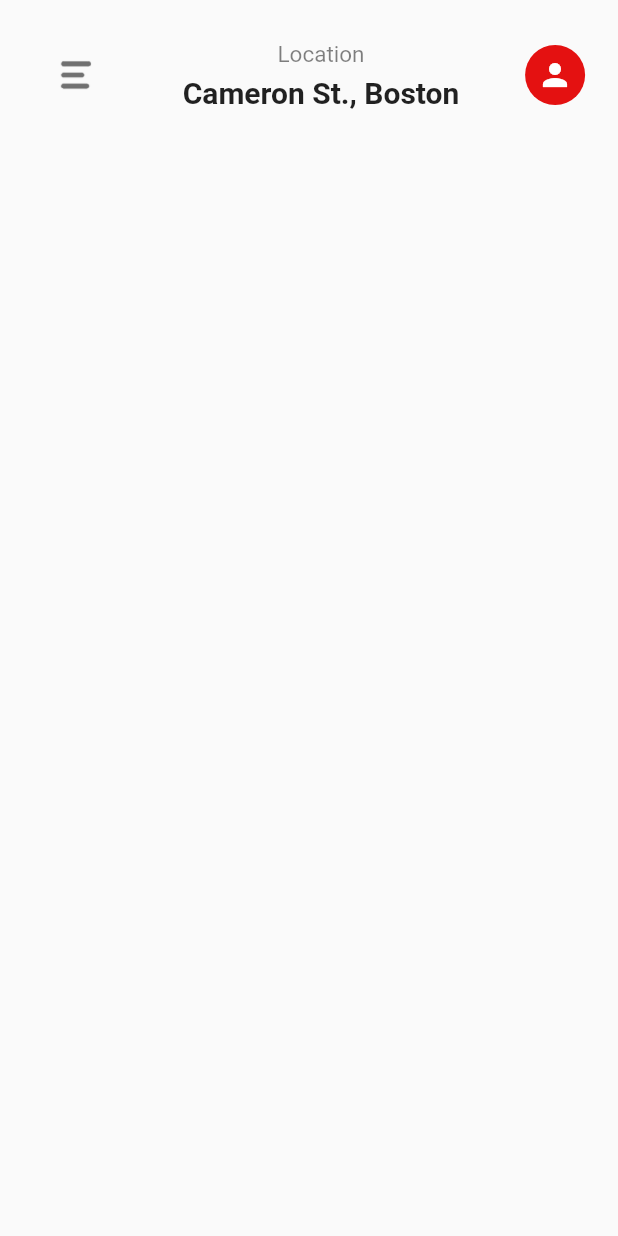
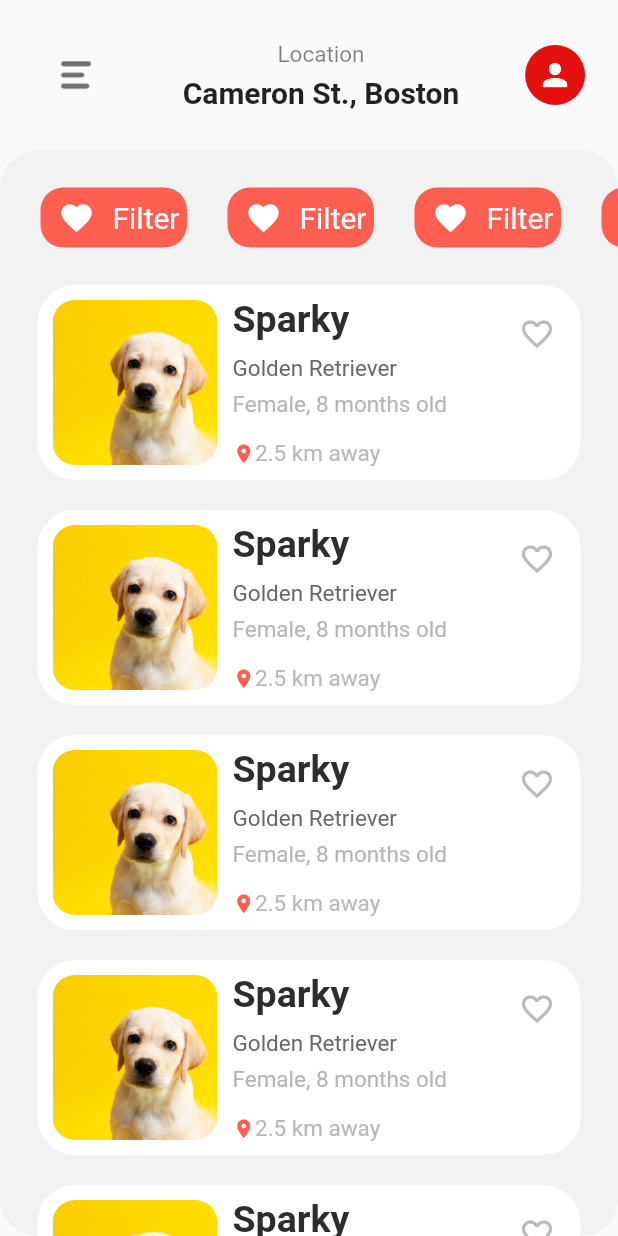
Before and after one commit to JesseFuzz/challenge_2, a Flutter app: the screen it shows after launch, on a phone screen of 412 x 824 dp. Run offline on Flutter 3.47's test engine with Material 2 defaults, Android fonts, the phone set to English and light mode, and no system bars; our stand-ins replace google_fonts.

Commit message:
quase finalizando os componentes da primeira tela

```diff
--- /dev/null
+++ b/lib/pages/home_page/components/filter_button_component.dart
@@ -0,0 +1,59 @@
+import 'package:flutter/material.dart';
+
+class FilterButtonComponent extends StatefulWidget {
+  const FilterButtonComponent({
+    super.key,
+  });
+
+  @override
+  State<FilterButtonComponent> createState() => _FilterButtonComponentState();
+}
+
+class _FilterButtonComponentState extends State<FilterButtonComponent> {
+  @override
+  Widget build(BuildContext context) {
+    final screenSize = MediaQuery.of(context).size;
+    return SizedBox(
+      height: 70,
+      width: screenSize.width,
+      child: ListView.builder(
+        scrollDirection: Axis.horizontal,
+        itemCount: 100,
+        itemBuilder: (BuildContext context, int index) {
+          return Container(
+            margin: const EdgeInsets.only(
+              left: 27,
+              top: 25,
+              bottom: 5,
+            ),
+            padding: const EdgeInsets.only(
+              right: 5,
+            ),
+            decoration: BoxDecoration(
+              borderRadius: BorderRadius.circular(15),
+              color: const Color(0xFFFF5F50),
+            ),
+            child: InkWell(
+              onTap: () {},
+              child: Row(
+                children: [
+                  IconButton(
+                    onPressed: () {},
+                    icon: const Icon(Icons.favorite, color: Colors.white),
+                  ),
+                  const Text(
+                    'Filter',
+                    style: TextStyle(
+                      color: Colors.white,
+                      fontSize: 20,
+                    ),
+                  ),
+                ],
+              ),
+            ),
+          );
+        },
+      ),
+    );
+  }
+}
--- /dev/null
+++ b/lib/pages/home_page/components/pet_item_list_component.dart
@@ -0,0 +1,115 @@
+import 'package:flutter/material.dart';
+
+class PetItemListComponent extends StatefulWidget {
+  const PetItemListComponent({super.key});
+
+  @override
+  State<PetItemListComponent> createState() => _PetItemListComponentState();
+}
+
+class _PetItemListComponentState extends State<PetItemListComponent> {
+  @override
+  Widget build(BuildContext context) {
+    return Expanded(
+      child: ListView.builder(
+        itemCount: 50,
+        itemBuilder: (context, index) {
+          return InkWell(
+            onTap: () {},
+            child: Container(
+              decoration: BoxDecoration(
+                borderRadius: BorderRadius.circular(25),
+                color: Colors.white,
+              ),
+              margin: const EdgeInsets.symmetric(
+                horizontal: 25,
+                vertical: 10,
+              ),
+              height: 130,
+              child: Row(
+                children: [
+                  Container(
+                    margin: const EdgeInsets.symmetric(horizontal: 10),
+                    height: 110,
+                    width: 110,
+                    decoration: BoxDecoration(
+                      borderRadius: BorderRadius.circular(15),
+                      image: const DecorationImage(
+                        image: AssetImage('assets/filhote.jpg'),
+                        fit: BoxFit.cover,
+                      ),
+                    ),
+                  ),
+                  Column(
+                    mainAxisAlignment: MainAxisAlignment.center,
+                    crossAxisAlignment: CrossAxisAlignment.start,
+                    children: [
+                      const Text(
+                        'Sparky',
+                        style: TextStyle(
+                          fontSize: 25,
+                          fontWeight: FontWeight.bold,
+                          color: Color(0xFF2E2D2B),
+                        ),
+                      ),
+                      const SizedBox(
+                        height: 9,
+                      ),
+                      const Text(
+                        'Golden Retriever',
+                        style: TextStyle(
+                          fontSize: 15,
+                          color: Color(0xFF686766),
+                        ),
+                      ),
+                      const SizedBox(
+                        height: 6,
+                      ),
+                      const Text(
+                        'Female, 8 months old',
+                        style: TextStyle(
+                          fontSize: 15,
+                          color: Color(0xFFB5B5B5),
+                        ),
+                      ),
+                      const SizedBox(
+                        height: 15,
+                      ),
+                      Row(
+                        children: const [
+                          Icon(
+                            Icons.location_on_sharp,
+                            color: Color(0xFFFF5F50),
+                            size: 15,
+                          ),
+                          Text(
+                            '2.5 km away',
+                            style: TextStyle(
+                              fontSize: 15,
+                              color: Color(0xFFB8B8B8),
+                            ),
+                          ),
+                        ],
+                      ),
+                    ],
+                  ),
+                  const Spacer(),
+                  Container(
+                    margin: const EdgeInsets.only(bottom: 65, right: 5),
+                    child: IconButton(
+                      onPressed: () {},
+                      icon: const Icon(
+                        Icons.favorite_border,
+                        color: Color(0xFFBABABA),
+                      ),
+                    ),
+                  ),
+                ],
+              ),
+            ),
+          );
+        },
+      ),
+    );
+  }
+}
--- a/lib/pages/home_page/my_home_page.dart
+++ b/lib/pages/home_page/my_home_page.dart
@@ -1,14 +1,33 @@
+import 'package:desafio_2/pages/home_page/components/pet_item_list_component.dart';
 import 'package:flutter/material.dart';
 
 import 'components/app_bar.dart';
+import 'components/filter_button_component.dart';
 
 class MyHomePage extends StatelessWidget {
   const MyHomePage({super.key});
 
   @override
   Widget build(BuildContext context) {
-    return const Scaffold(
-      appBar: MyAppBar(),
+    final screenSize = MediaQuery.of(context).size;
+    return Scaffold(
+      appBar: const MyAppBar(),
+      body: SizedBox(
+        height: screenSize.height,
+        child: Container(
+          decoration: BoxDecoration(
+            borderRadius: BorderRadius.circular(25),
+            color: const Color(0xFFF2F2F2),
+          ),
+          child: Column(
+            children: const [
+              FilterButtonComponent(),
+              SizedBox(height: 10),
+              PetItemListComponent()
+            ],
+          ),
+        ),
+      ),
     );
   }
 }
```
